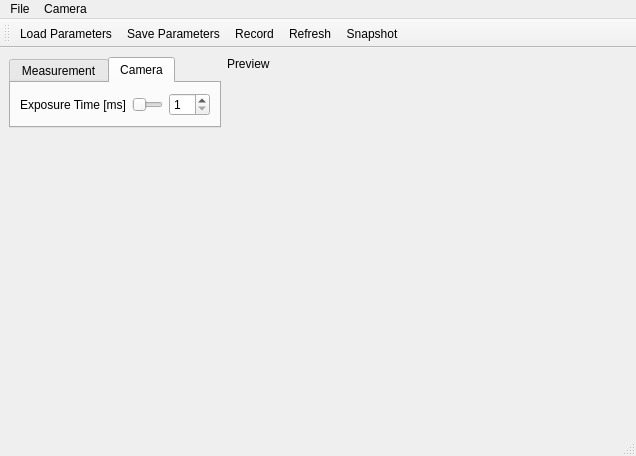
This is fimui/ui_fimwindow.ui in fncnt/fimrecorder as Qt 5 draws it before an edit. The edited form follows.
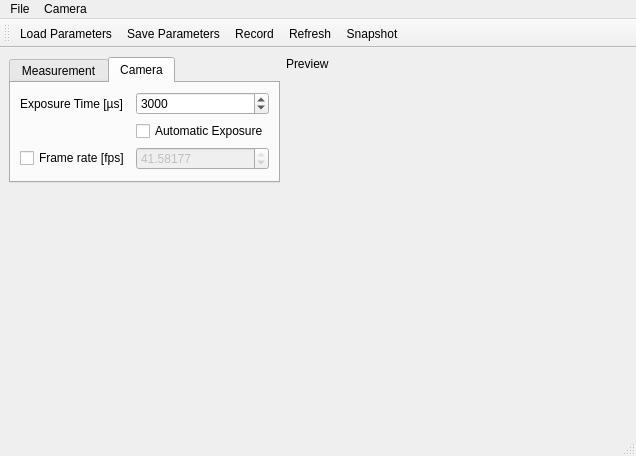
This is the edited form.

```diff
--- a/fimui/ui_fimwindow.ui
+++ b/fimui/ui_fimwindow.ui
@@ -67,33 +67,62 @@
         <string>Camera</string>
        </attribute>
        <layout class="QGridLayout" name="gridLayout">
-        <item row="0" column="1">
-         <widget class="QSlider" name="ExpTimeSlider">
-          <property name="minimum">
-           <number>1</number>
-          </property>
-          <property name="maximum">
-           <number>30</number>
-          </property>
-          <property name="orientation">
-           <enum>Qt::Horizontal</enum>
-          </property>
-         </widget>
-        </item>
         <item row="0" column="2">
          <widget class="QSpinBox" name="ExpTimeSpinBox">
           <property name="minimum">
-           <number>1</number>
+           <number>34</number>
           </property>
           <property name="maximum">
-           <number>30</number>
+           <number>10000000</number>
+          </property>
+          <property name="singleStep">
+           <number>100</number>
+          </property>
+          <property name="value">
+           <number>3000</number>
           </property>
          </widget>
         </item>
         <item row="0" column="0">
          <widget class="QLabel" name="ExposureTimeLabel">
           <property name="text">
-           <string>Exposure Time [ms]</string>
+           <string>Exposure Time [µs]</string>
+          </property>
+         </widget>
+        </item>
+        <item row="2" column="2">
+         <widget class="QDoubleSpinBox" name="FpsDSpinBox">
+          <property name="enabled">
+           <bool>false</bool>
+          </property>
+          <property name="decimals">
+           <number>5</number>
+          </property>
+          <property name="minimum">
+           <double>1.000000000000000</double>
+          </property>
+          <property name="maximum">
+           <double>41.581769999999999</double>
+          </property>
+          <property name="singleStep">
+           <double>0.500000000000000</double>
+          </property>
+          <property name="value">
+           <double>41.581769999999999</double>
+          </property>
+         </widget>
+        </item>
+        <item row="2" column="0">
+         <widget class="QCheckBox" name="FpsEnablChkBx">
+          <property name="text">
+           <string>Frame rate [fps]</string>
+          </property>
+         </widget>
+        </item>
+        <item row="1" column="2">
+         <widget class="QCheckBox" name="ExpAutoChkBx">
+          <property name="text">
+           <string>Automatic Exposure</string>
           </property>
          </widget>
         </item>
```
Left out of the diff: 28 changed lines with no effect on the pictures.
